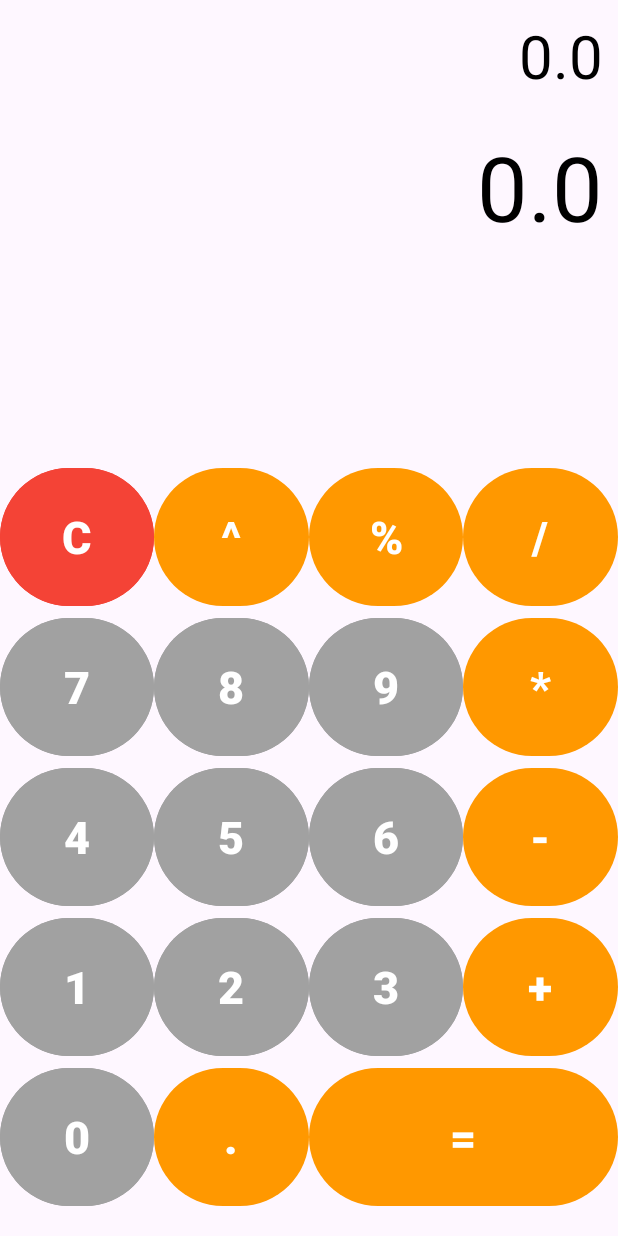
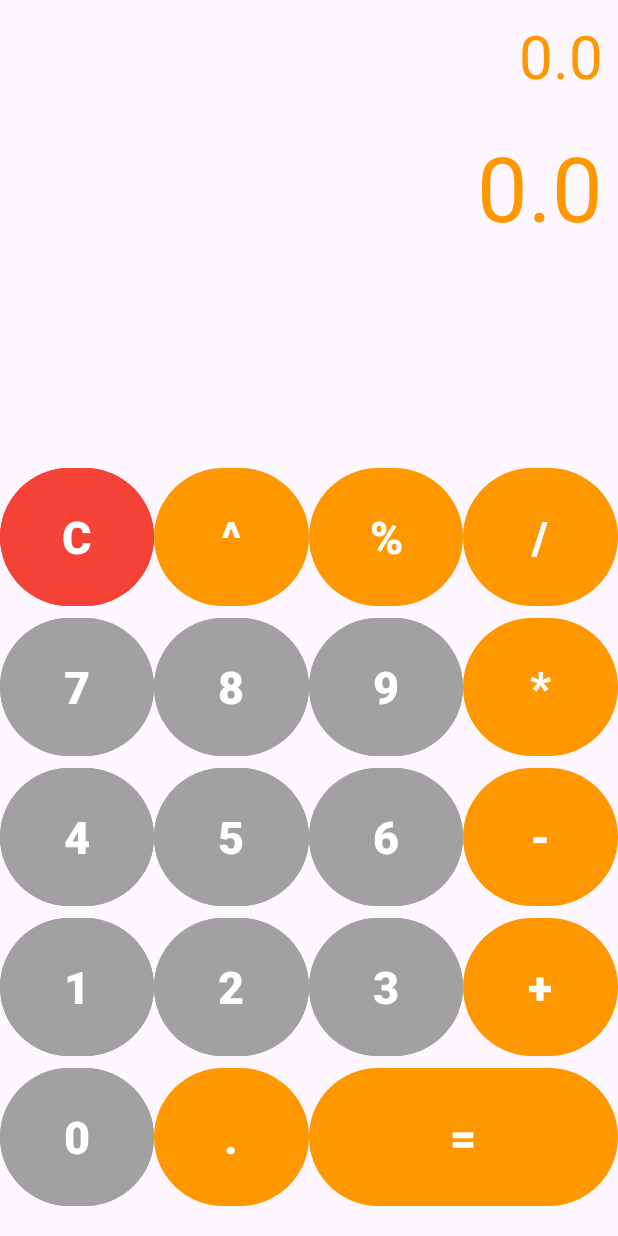
Before and after one commit to MDaffaIzzulhaqS/final-project3-jvan, an Android app: the screen it shows after launch (MainActivity), on a phone screen of 412 x 824 dp. Run offline under Robolectric (Android 15) with nearby library versions, the phone set to English and light mode, and no system bars.

Commit message:
mengedit UI aplikasi

```diff
--- a/app/src/main/res/layout/item.xml
+++ b/app/src/main/res/layout/item.xml
@@ -12,7 +12,7 @@
         android:padding="10dp"
         android:text="0.0"
         android:textSize="40sp"
-        android:textColor="@color/black"/>
+        android:textColor="@color/orange"/>
 
     <TextView
         android:id="@+id/output_text"
@@ -22,6 +22,6 @@
         android:padding="10dp"
         android:text="0.0"
         android:textSize="60sp"
-        android:textColor="@color/black"/>
+        android:textColor="@color/orange"/>
 
 </LinearLayout>
```
